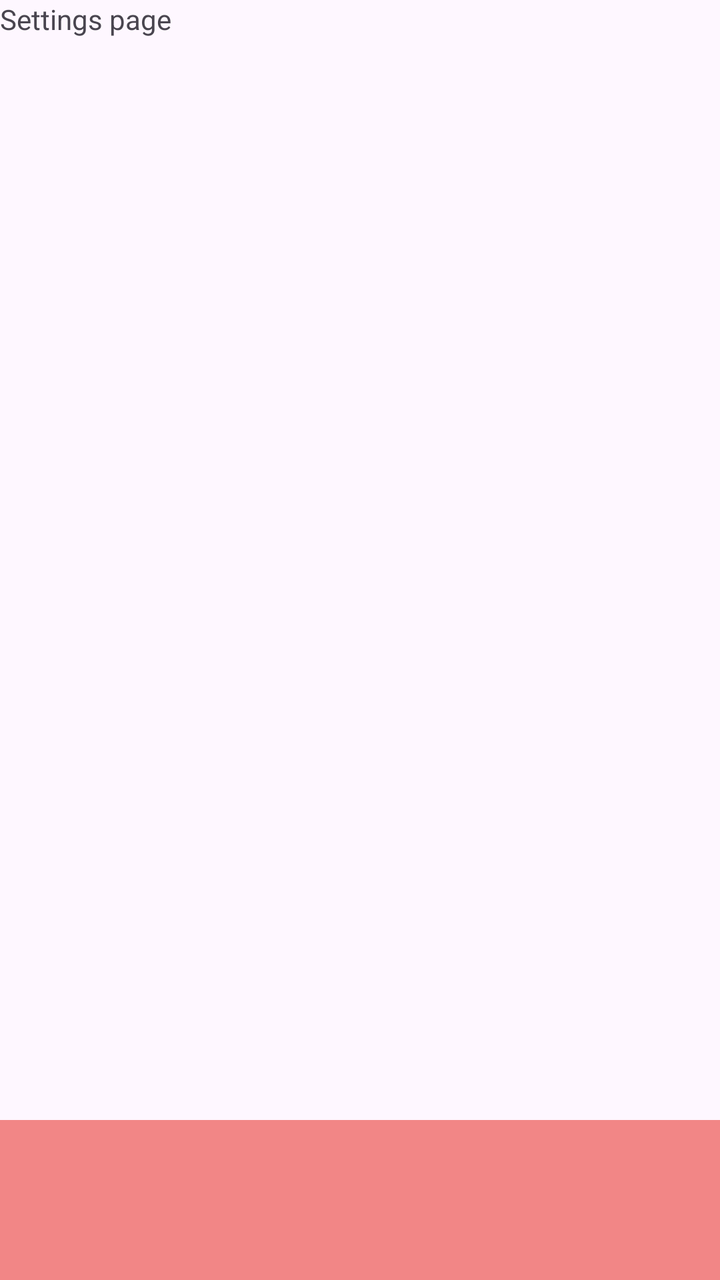
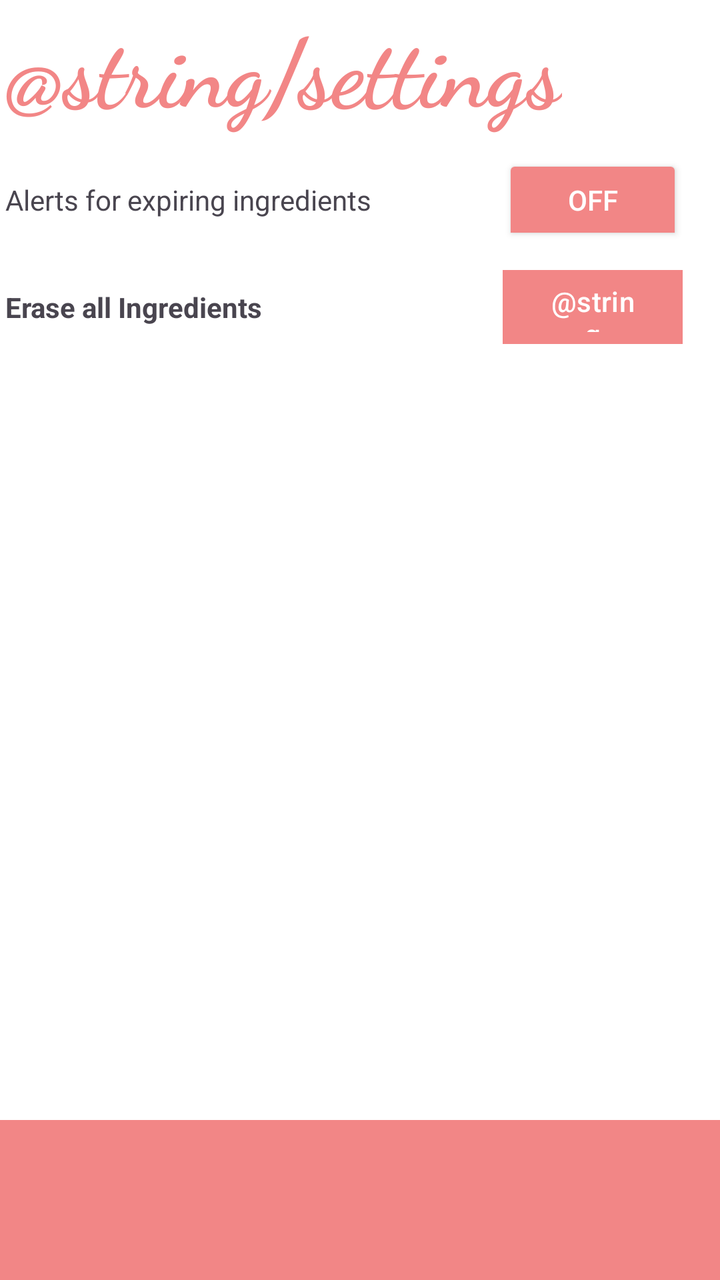

Compare the two renders of this Android layout. The source of the first and the diff that turns it into the second are given below.
<!-- AndroidManifest.xml: application theme Theme.SmartPantry -->
<!-- res/layout/activity_settings.xml -->
<?xml version="1.0" encoding="utf-8"?>
<androidx.constraintlayout.widget.ConstraintLayout xmlns:android="http://schemas.android.com/apk/res/android"
    xmlns:app="http://schemas.android.com/apk/res-auto"
    xmlns:tools="http://schemas.android.com/tools"
    android:id="@+id/main"
    android:layout_width="match_parent"
    android:layout_height="match_parent"
    android:fitsSystemWindows="true"
    tools:context=".SettingsActivity">

    <TextView
        android:id="@+id/textView5"
        android:layout_width="wrap_content"
        android:layout_height="wrap_content"
        android:text="Settings page"
        tools:layout_editor_absoluteX="31dp"
        tools:layout_editor_absoluteY="26dp" />

    <com.google.android.material.bottomnavigation.BottomNavigationView
        android:id="@+id/bottomNav"
        android:layout_width="0dp"
        android:layout_height="80dp"
        android:background="#F28686"
        android:elevation="12dp"
        app:itemTextColor="@color/white"
        app:labelVisibilityMode="labeled"
        app:layout_constraintBottom_toBottomOf="parent"
        app:layout_constraintEnd_toEndOf="parent"
        app:layout_constraintStart_toStartOf="parent" />



</androidx.constraintlayout.widget.ConstraintLayout>
<!-- resources referenced by this layout -->
<resources>
  <color name="white">#FFFFFFFF</color>
  <style name="Theme.SmartPantry" parent="Base.Theme.SmartPantry" />
  <style name="Base.Theme.SmartPantry" parent="Theme.Material3.DayNight.NoActionBar">
          
          
      </style>
</resources>

<!-- the commit's change to res/layout/activity_settings.xml (unified diff, before → after) -->
@@ -5,16 +5,24 @@
     android:id="@+id/main"
     android:layout_width="match_parent"
     android:layout_height="match_parent"
+    android:background="#FFFFFF"
     android:fitsSystemWindows="true"
     tools:context=".SettingsActivity">
 
     <TextView
-        android:id="@+id/textView5"
+        android:id="@+id/textHeader"
         android:layout_width="wrap_content"
         android:layout_height="wrap_content"
-        android:text="Settings page"
-        tools:layout_editor_absoluteX="31dp"
-        tools:layout_editor_absoluteY="26dp" />
+        android:fontFamily="cursive"
+        android:text="@string/settings"
+        android:textAlignment="viewStart"
+        android:textColor="#F28686"
+        android:textSize="48sp"
+        android:textStyle="bold"
+        app:layout_constraintEnd_toEndOf="parent"
+        app:layout_constraintHorizontal_bias="0.033"
+        app:layout_constraintStart_toStartOf="parent"
+        app:layout_constraintTop_toTopOf="parent" />
 
     <com.google.android.material.bottomnavigation.BottomNavigationView
         android:id="@+id/bottomNav"
@@ -28,6 +36,56 @@
         app:layout_constraintEnd_toEndOf="parent"
         app:layout_constraintStart_toStartOf="parent" />
 
+    <TextView
+        android:id="@+id/textView11"
+        android:layout_width="wrap_content"
+        android:layout_height="wrap_content"
+        android:text="Erase all Ingredients"
+        android:textStyle="bold"
+        app:layout_constraintBottom_toTopOf="@+id/bottomNav"
+        app:layout_constraintEnd_toEndOf="parent"
+        app:layout_constraintHorizontal_bias="0.0"
+        app:layout_constraintStart_toStartOf="@+id/textHeader"
+        app:layout_constraintTop_toBottomOf="@+id/textView12"
+        app:layout_constraintVertical_bias="0.07999998" />
+
+    <Button
+        android:id="@+id/eraseBtn"
+        android:layout_width="90dp"
+        android:layout_height="45dp"
+        android:backgroundTint="#F28686"
+        android:text="@string/erase"
+        app:cornerRadius="0dp"
+        app:iconPadding="0dp"
+        app:layout_constraintBottom_toBottomOf="@+id/textView11"
+        app:layout_constraintEnd_toEndOf="@+id/toggleAlert"
+        app:layout_constraintHorizontal_bias="1.0"
+        app:layout_constraintStart_toEndOf="@+id/textView11"
+        app:layout_constraintTop_toTopOf="@+id/textView11" />
+
+    <ToggleButton
+        android:id="@+id/toggleAlert"
+        android:layout_width="90dp"
+        android:layout_height="45dp"
+        android:backgroundTint="#F28686"
+        android:text="ToggleButton"
+        android:textColor="#FFFFFF"
+        app:layout_constraintBottom_toBottomOf="@+id/textView12"
+        app:layout_constraintEnd_toEndOf="parent"
+        app:layout_constraintHorizontal_bias="0.78"
+        app:layout_constraintStart_toEndOf="@+id/textView12"
+        app:layout_constraintTop_toTopOf="@+id/textView12" />
+
+    <TextView
+        android:id="@+id/textView12"
+        android:layout_width="wrap_content"
+        android:layout_height="wrap_content"
+        android:layout_marginTop="24dp"
+        android:text="Alerts for expiring ingredients"
+        app:layout_constraintEnd_toEndOf="parent"
+        app:layout_constraintHorizontal_bias="0.0"
+        app:layout_constraintStart_toStartOf="@+id/textHeader"
+        app:layout_constraintTop_toBottomOf="@+id/textHeader" />
 
 
 </androidx.constraintlayout.widget.ConstraintLayout>
